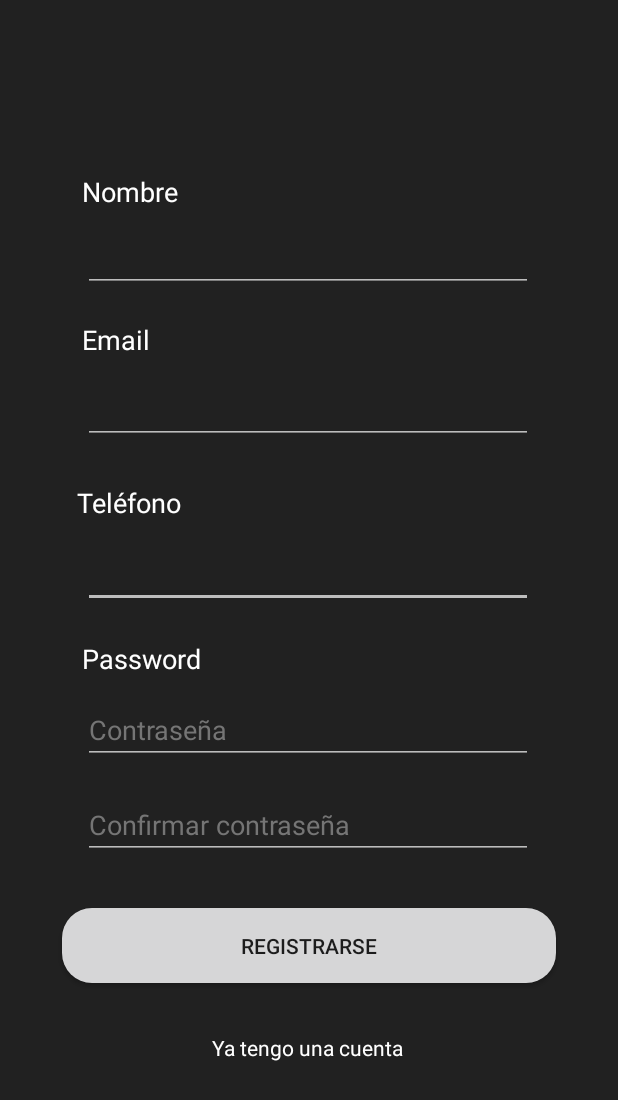
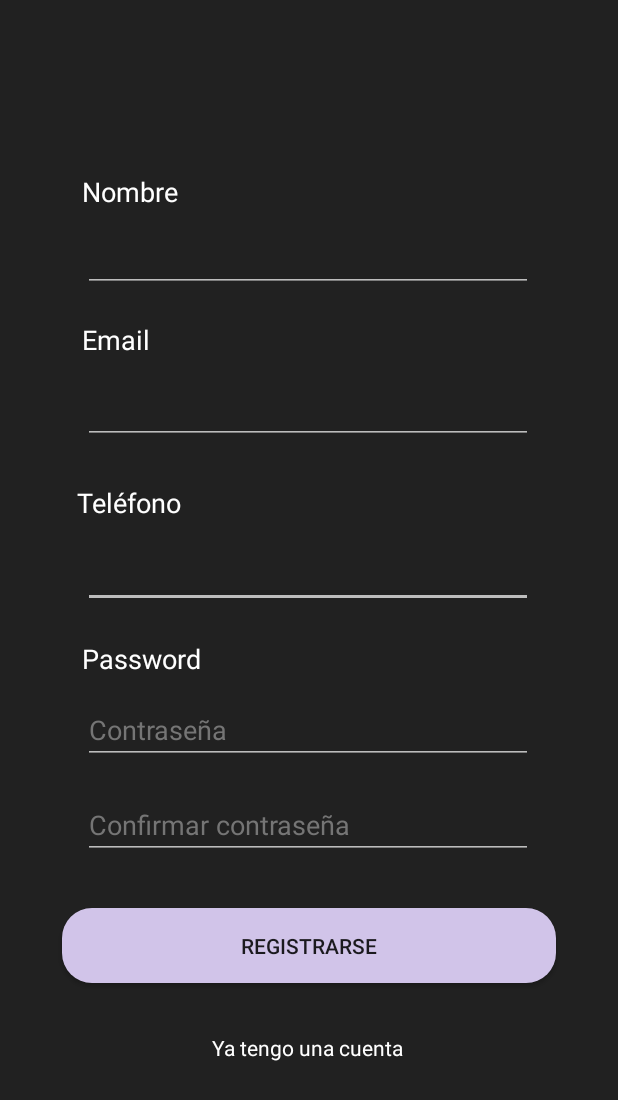
Before and after one commit to cristhian-jg/Project-A, an Android app: the RegisterActivity screen opened directly, with no data from a screen before it, on a phone screen of 412 x 824 dp. Shown: the top 1100 px of the screen. Run offline under Robolectric (Android 15) with nearby library versions, the phone set to English and light mode, and no system bars; our stand-ins replace Firebase (no records; nobody signed in at launch, a user with empty details on screens opened directly); 1 statement that could not run was skipped.

Commit message:
Creado nuevo estilo de botones en morado

```diff
--- a/app/src/main/res/drawable/buttonstyle.xml
+++ b/app/src/main/res/drawable/buttonstyle.xml
@@ -3,6 +3,6 @@
     android:shape="rectangle">
     <!--  Gradient Bg for listrow -->
     <corners android:radius="20dp"/>
-        <solid android:color="@color/primary_light"/>
+        <solid android:color="@color/colorPink"/>
 
 </shape>
```
